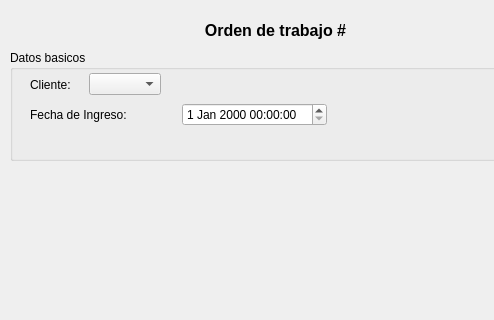
chungote/gestotux, file trunk/plugins/ordentrabajo/formordentrabajobase.ui: the form before one commit; both pictures show x 0 to 494 and y 0 to 320 of the 842 by 416 pixel window.
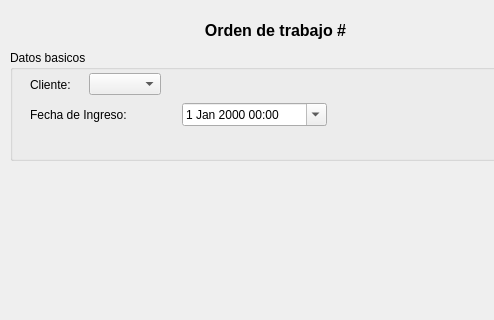
The form after the commit. Custom widgets are drawn as their Qt base class.

Diff of the .ui file:
```diff
--- a/trunk/plugins/ordentrabajo/formordentrabajobase.ui
+++ b/trunk/plugins/ordentrabajo/formordentrabajobase.ui
@@ -84,7 +84,14 @@
       </widget>
      </item>
      <item>
-      <widget class="QDateTimeEdit" name="DTEFechaIngreso"/>
+      <widget class="QDateTimeEdit" name="DTEFechaIngreso">
+       <property name="displayFormat">
+        <string>d MMM yyyy HH:mm</string>
+       </property>
+       <property name="calendarPopup">
+        <bool>true</bool>
+       </property>
+      </widget>
      </item>
     </layout>
    </widget>
```
Left out of the diff: 4 changed lines with no effect on the pictures.
